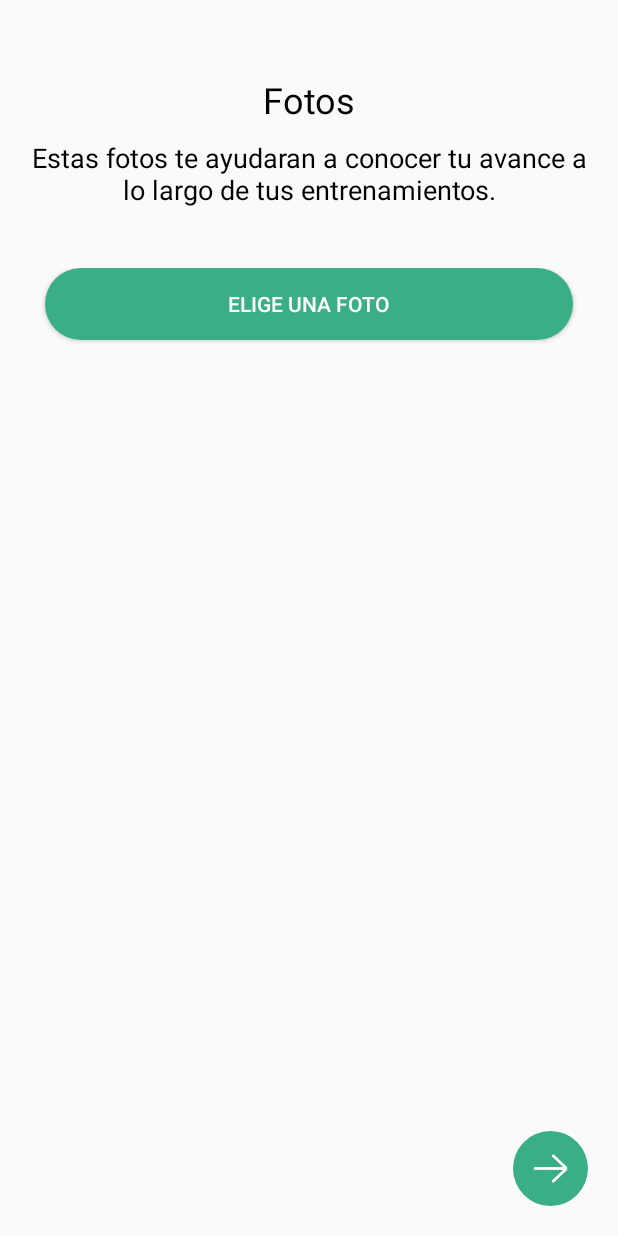
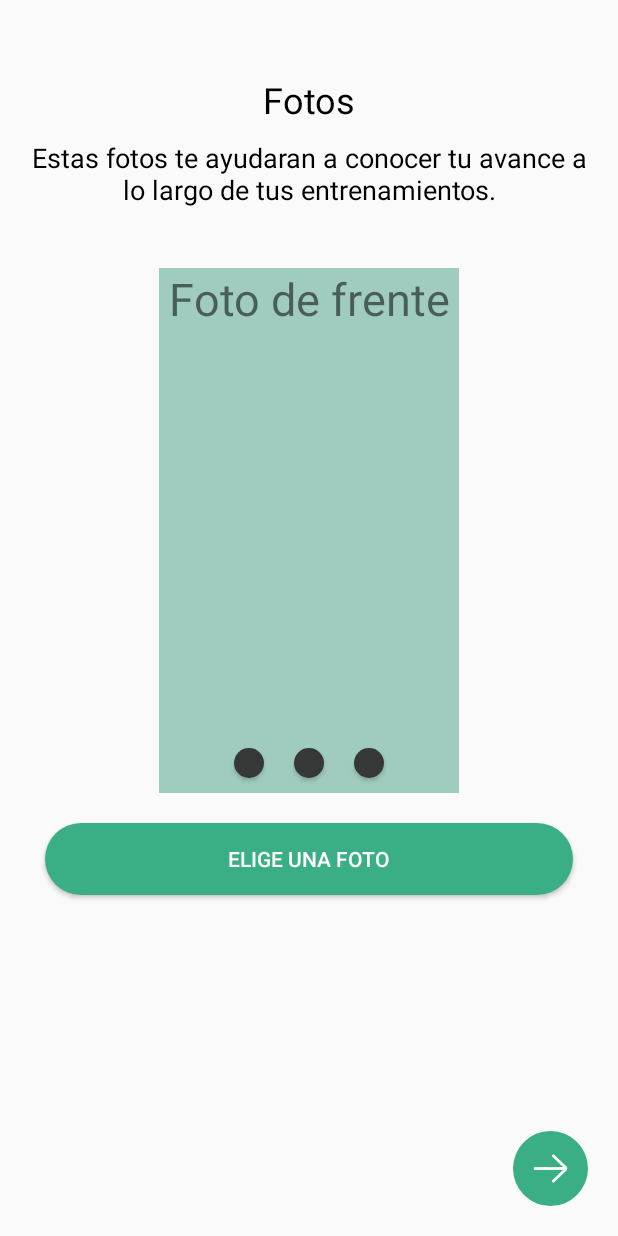
Before and after one commit to diegommtz/MyHomeWorkout, an Android app: the PrevPhotos screen opened directly, with no data from a screen before it, on a phone screen of 412 x 824 dp. Run offline under Robolectric (Android 15) with nearby library versions, the phone set to English and light mode, and no system bars; pictures from the network do not load.

Commit message:
fragments for photo uploads

```diff
--- a/app/src/main/AndroidManifest.xml
+++ b/app/src/main/AndroidManifest.xml
@@ -59,12 +59,7 @@
             android:name=".LogInAct"
             android:screenOrientation="portrait"
             android:theme="@style/noToolBar"/>
-            android:screenOrientation="portrait" >
-        <intent-filter>
-            <action android:name="android.intent.action.MAIN" />
 
-            <category android:name="android.intent.category.LAUNCHER" />
-        </intent-filter>
         <activity
             android:name=".MainActivity"
             android:screenOrientation="portrait"
--- a/app/src/main/java/mx/tec/myhomeworkout/PrevPhotos.kt
+++ b/app/src/main/java/mx/tec/myhomeworkout/PrevPhotos.kt
@@ -12,9 +12,13 @@ import androidx.appcompat.app.AppCompatActivity
 import android.os.Bundle
 import android.provider.MediaStore
 import android.widget.Toast
+import androidx.fragment.app.Fragment
 import kotlinx.android.synthetic.main.activity_nacimiento.*
 import kotlinx.android.synthetic.main.activity_prev_photos.*
 import kotlinx.android.synthetic.main.activity_prev_photos.btnNext
+import mx.tec.myhomeworkout.fragments.MarcoEspalda
+import mx.tec.myhomeworkout.fragments.MarcoFrente
+import mx.tec.myhomeworkout.fragments.MarcoPerfil
 import java.lang.Exception
 
 class PrevPhotos : AppCompatActivity() {
@@ -26,6 +30,8 @@ class PrevPhotos : AppCompatActivity() {
         super.onCreate(savedInstanceState)
         setContentView(R.layout.activity_prev_photos)
 
+        if(savedInstanceState != null) return
+
         pickerFoto.setOnClickListener{
             SelectImage()
         }
@@ -34,6 +40,27 @@ class PrevPhotos : AppCompatActivity() {
             Toast.makeText(this@PrevPhotos, "¡Tu perfil se ha creado!", Toast.LENGTH_SHORT).show()
             startActivity(intent)
         }
+
+        btnEspalda.setOnClickListener {
+            Toast.makeText(this@PrevPhotos, "ESPALDA", Toast.LENGTH_LONG).show()
+            replaceFragment(MarcoEspalda())
+        }
+        btnFrente.setOnClickListener {
+            Toast.makeText(this@PrevPhotos, "FRENTE", Toast.LENGTH_LONG).show()
+            replaceFragment(MarcoFrente())
+        }
+        btnPerfil.setOnClickListener {
+            Toast.makeText(this@PrevPhotos, "PERFIL", Toast.LENGTH_LONG).show()
+            replaceFragment(MarcoPerfil())
+        }
+    }
+
+    private fun replaceFragment(fragment:Fragment){
+        val fragmentTransaction = supportFragmentManager.beginTransaction()
+        fragmentTransaction.replace(R.id.marco, fragment)
+        fragmentTransaction.addToBackStack(null)
+        fragmentTransaction.commit()
+
     }
 
     fun SelectImage()
--- /dev/null
+++ b/app/src/main/java/mx/tec/myhomeworkout/fragments/MarcoFrente.kt
@@ -0,0 +1,19 @@
+package mx.tec.myhomeworkout.fragments
+
+import android.os.Bundle
+import android.view.LayoutInflater
+import android.view.View
+import android.view.ViewGroup
+import androidx.fragment.app.Fragment
+import mx.tec.myhomeworkout.R
+
+class MarcoFrente: Fragment() {
+    override fun onCreateView(
+        inflater: LayoutInflater,
+        container: ViewGroup?,
+        savedInstanceState: Bundle?
+    ): View? {
+        val view = inflater.inflate(R.layout.fragment_marco_frente, container, false)
+        return view
+    }
+}
--- /dev/null
+++ b/app/src/main/res/drawable/circular_btn_pics.xml
@@ -0,0 +1,15 @@
+<?xml version="1.0" encoding="utf-8"?>
+<selector xmlns:android="http://schemas.android.com/apk/res/android" >
+     <item android:state_pressed="true" >
+         <shape xmlns:android="http://schemas.android.com/apk/res/android">
+             <solid android:color="@color/green_slack" />
+             <corners android:radius="50dp" />
+         </shape>
+     </item>
+    <item >
+        <shape xmlns:android="http://schemas.android.com/apk/res/android">
+            <solid android:color="@color/gray" />
+            <corners android:radius="50dp" />
+        </shape>
+    </item>
+</selector>
--- a/app/src/main/res/layout/activity_prev_photos.xml
+++ b/app/src/main/res/layout/activity_prev_photos.xml
@@ -33,25 +33,71 @@
     <LinearLayout
         android:layout_width="match_parent"
         android:layout_height="wrap_content"
-        android:gravity="center"
         android:orientation="vertical"
         android:scrollbarSize="4dp">
+
+        <FrameLayout
+            android:layout_width="match_parent"
+            android:layout_height="match_parent"
+            android:foregroundGravity="center">
+
+            <fragment
+                android:id="@+id/marco"
+                android:name="mx.tec.myhomeworkout.fragments.MarcoFrente"
+                android:layout_width="200dp"
+                android:layout_height="350dp"
+                android:layout_gravity="center"
+                 />
+
+            <LinearLayout
+                android:id="@+id/botones"
+                android:layout_width="match_parent"
+                android:layout_height="match_parent"
+                android:layout_gravity="bottom"
+                android:gravity="center"
+                android:orientation="horizontal">
+
+                <Button
+                    android:id="@+id/btnFrente"
+                    android:layout_width="20dp"
+                    android:layout_height="20dp"
+                    android:layout_margin="10dp"
+                    android:background="@drawable/circular_btn_pics" />
+
+                <Button
+                    android:id="@+id/btnEspalda"
+                    android:layout_width="20dp"
+                    android:layout_height="20dp"
+                    android:layout_margin="10dp"
+                    android:background="@drawable/circular_btn_pics" />
+
+                <Button
+                    android:id="@+id/btnPerfil"
+                    android:layout_width="20dp"
+                    android:layout_height="20dp"
+                    android:layout_margin="10dp"
+                    android:background="@drawable/circular_btn_pics" />
+
+            </LinearLayout>
+
+        </FrameLayout>
 
         <Button
             android:id="@+id/pickerFoto"
             android:layout_width="match_parent"
             android:layout_height="wrap_content"
             android:layout_marginLeft="30dp"
+            android:layout_marginTop="20dp"
             android:layout_marginRight="30dp"
             android:background="@drawable/circular_btn"
             android:text="Elige una foto"
             android:textColor="#FFFFFF" />
 
         <ImageView
+            android:id="@+id/imagen"
             android:layout_width="match_parent"
             android:layout_height="fill_parent"
-            android:id="@+id/imagen"
-            android:layout_marginTop="10dp"/>
+            android:layout_marginTop="10dp" />
 
         <!--NumberPicker
             android:id="@+id/pickerAltura"
--- /dev/null
+++ b/app/src/main/res/layout/fragment_marco_frente.xml
@@ -0,0 +1,15 @@
+<?xml version="1.0" encoding="utf-8"?>
+<LinearLayout xmlns:android="http://schemas.android.com/apk/res/android"
+    android:layout_width="match_parent"
+    android:layout_height="match_parent"
+    android:background="#A0CCBF"
+    android:orientation="vertical">
+
+    <TextView
+        android:id="@+id/textView30"
+        android:layout_width="match_parent"
+        android:layout_height="wrap_content"
+        android:gravity="center"
+        android:text="Foto de frente"
+        android:textSize="30dp" />
+</LinearLayout>
--- a/app/src/main/res/layout/fragment_video.xml
+++ b/app/src/main/res/layout/fragment_video.xml
@@ -6,7 +6,7 @@
     android:layout_height="wrap_content"
     android:background="#80D2DE"
     android:orientation="vertical"
-    tools:context=".VideoFragment">
+    tools:context=".fragments.VideoFragment">
 
     <LinearLayout
         android:layout_width="150dp"
--- a/app/src/main/res/values/colors.xml
+++ b/app/src/main/res/values/colors.xml
@@ -14,4 +14,6 @@
     <color name="fb">#3B5998</color>
     <color name="green_slack_selected">#277559</color>
 
+    <color name="gray">#363737</color>
+
 </resources>
```
Also changed, not shown: app/src/main/java/mx/tec/myhomeworkout/HaciendoEjercicio.kt (+1 -11 lines), app/src/main/java/mx/tec/myhomeworkout/InfoFragment.kt (+5 -5 lines), app/src/main/java/mx/tec/myhomeworkout/fragments/MarcoEspalda.kt (added, +19 -0 lines), app/src/main/java/mx/tec/myhomeworkout/fragments/MarcoPerfil.kt (added, +19 -0 lines), app/src/main/java/mx/tec/myhomeworkout/fragments/VideoFragment.kt (renamed from app/src/main/java/mx/tec/myhomeworkout/VideoFragment.kt, +7 -6 lines), app/src/main/res/layout/fragment_marco_espalda.xml (added, +16 -0 lines), app/src/main/res/layout/fragment_marco_perfil.xml (added, +15 -0 lines).
